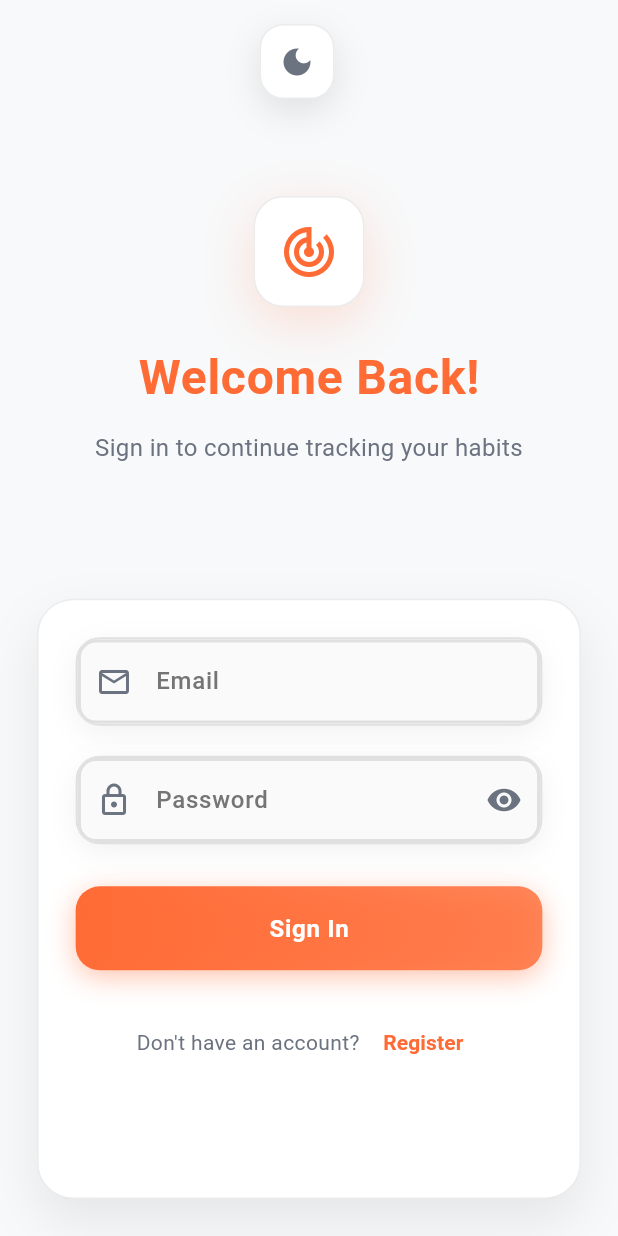
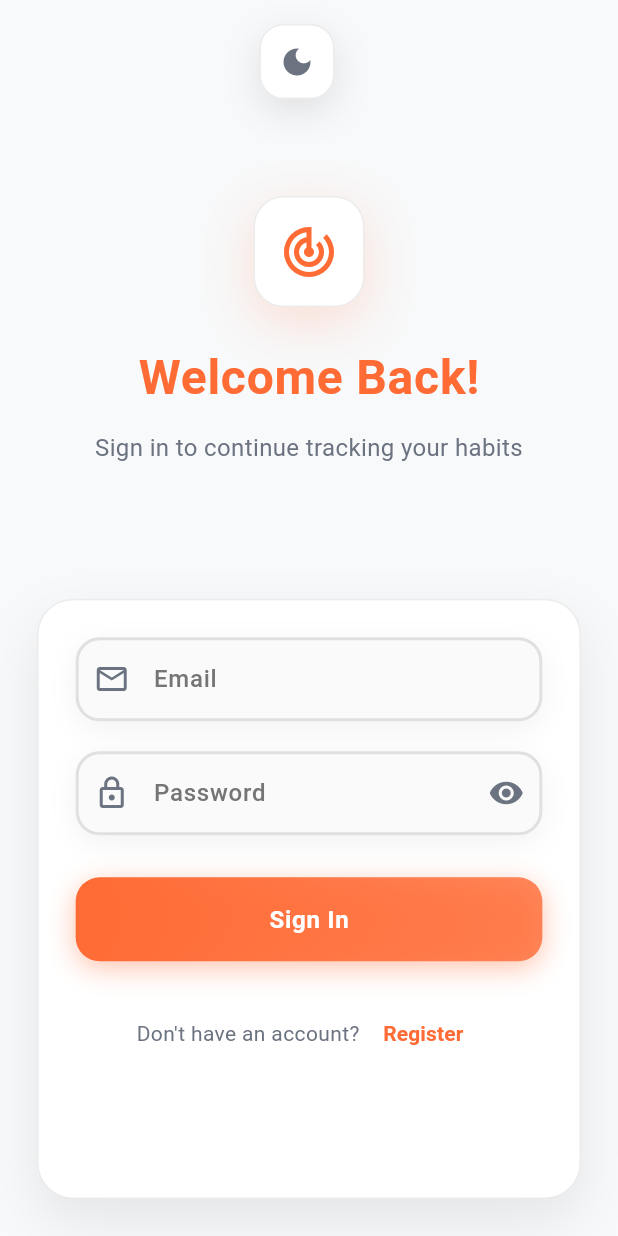
Before and after one commit to ItsArupSaha/habit_tracker, a Flutter app: the screen it shows after launch, on a phone screen of 412 x 824 dp. Run offline on Flutter 3.47's test engine with Material 3 defaults, Android fonts, the phone set to English and light mode, and no system bars; our stand-ins replace cloud_firestore, firebase_auth, firebase_core, image_picker, shared_preferences; accounts and stored records are empty.

Commit message:
fixed the field level pop-up inconsistency

```diff
--- a/lib/widgets/custom_text_field.dart
+++ b/lib/widgets/custom_text_field.dart
@@ -109,14 +109,6 @@ class _CustomTextFieldState extends State<CustomTextField> with SingleTickerProv
                       ? const Color(0xFF2A3149)
                       : Colors.white,
                   borderRadius: BorderRadius.circular(16),
-                  border: Border.all(
-                    color: _isFocused
-                        ? const Color(0xFFFF6B35)
-                        : isDark
-                            ? const Color(0xFF3A4159)
-                            : Colors.grey[300]!,
-                    width: _isFocused ? 2.0 : 1.5,
-                  ),
                   boxShadow: _isFocused ? [
                     BoxShadow(
                       color: const Color(0xFFFF6B35).withOpacity(isDark ? 0.4 : 0.2),
@@ -160,7 +152,7 @@ class _CustomTextFieldState extends State<CustomTextField> with SingleTickerProv
                     prefixIcon: widget.prefixIcon,
                     suffixIcon: widget.suffixIcon,
                     border: OutlineInputBorder(
-                      borderRadius: BorderRadius.circular(12),
+                      borderRadius: BorderRadius.circular(16),
                       borderSide: BorderSide(
                         color: _isFocused
                             ? const Color(0xFFFF6B35)
@@ -171,7 +163,7 @@ class _CustomTextFieldState extends State<CustomTextField> with SingleTickerProv
                       ),
                     ),
                     enabledBorder: OutlineInputBorder(
-                      borderRadius: BorderRadius.circular(12),
+                      borderRadius: BorderRadius.circular(16),
                       borderSide: BorderSide(
                         color: _isFocused
                             ? const Color(0xFFFF6B35)
@@ -182,21 +174,21 @@ class _CustomTextFieldState extends State<CustomTextField> with SingleTickerProv
                       ),
                     ),
                     focusedBorder: OutlineInputBorder(
-                      borderRadius: BorderRadius.circular(12),
+                      borderRadius: BorderRadius.circular(16),
                       borderSide: const BorderSide(
                         color: Color(0xFFFF6B35),
                         width: 2,
                       ),
                     ),
                     errorBorder: OutlineInputBorder(
-                      borderRadius: BorderRadius.circular(12),
+                      borderRadius: BorderRadius.circular(16),
                       borderSide: const BorderSide(
                         color: Colors.red,
                         width: 2,
                       ),
                     ),
                     focusedErrorBorder: OutlineInputBorder(
-                      borderRadius: BorderRadius.circular(12),
+                      borderRadius: BorderRadius.circular(16),
                       borderSide: const BorderSide(
                         color: Colors.red,
                         width: 2,
@@ -226,6 +218,7 @@ class _CustomTextFieldState extends State<CustomTextField> with SingleTickerProv
                       fontSize: 12,
                       fontWeight: FontWeight.w500,
                     ),
+                    floatingLabelBehavior: FloatingLabelBehavior.auto,
                   ),
                 ),
               ),
```
